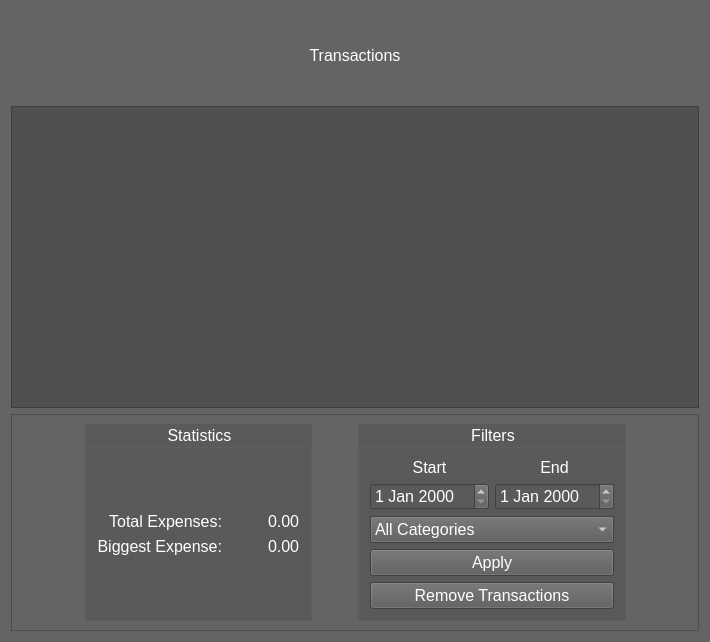
Old version of the form gui/transactions_window.ui in the repository kkonsw/expense-tracker.
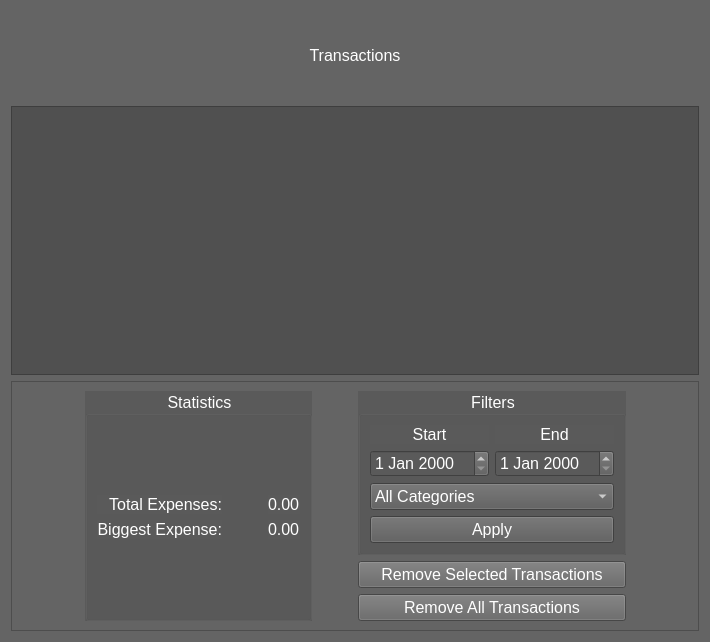
New version of the form.

Commit message: Add removal for selected transactions

```diff
--- a/gui/transactions_window.ui
+++ b/gui/transactions_window.ui
@@ -269,6 +269,8 @@
        </spacer>
       </item>
       <item>
+       <layout class="QVBoxLayout" name="verticalLayout_12">
+        <item>
        <widget class="QGroupBox" name="groupBox">
         <property name="font">
          <font>
@@ -451,6 +453,24 @@
            </item>
           </layout>
          </item>
+          </layout>
+         </widget>
+        </item>
+        <item>
+         <widget class="QPushButton" name="button_removeSelected">
+          <property name="font">
+           <font>
+            <pointsize>12</pointsize>
+           </font>
+          </property>
+          <property name="styleSheet">
+           <string notr="true">color: rgb(255, 255, 255);</string>
+          </property>
+          <property name="text">
+           <string>Remove Selected Transactions</string>
+          </property>
+         </widget>
+        </item>
          <item>
           <widget class="QPushButton" name="button_clearTransactions">
            <property name="font">
@@ -462,12 +482,11 @@
             <string notr="true">color: rgb(255, 255, 255);</string>
            </property>
            <property name="text">
-            <string>Remove Transactions</string>
+           <string>Remove All Transactions</string>
            </property>
           </widget>
          </item>
         </layout>
-       </widget>
       </item>
       <item>
        <spacer name="horizontalSpacer_2">
```
Lines whose indentation alone changed are shown as unchanged. The commit also changes 2 other files.
